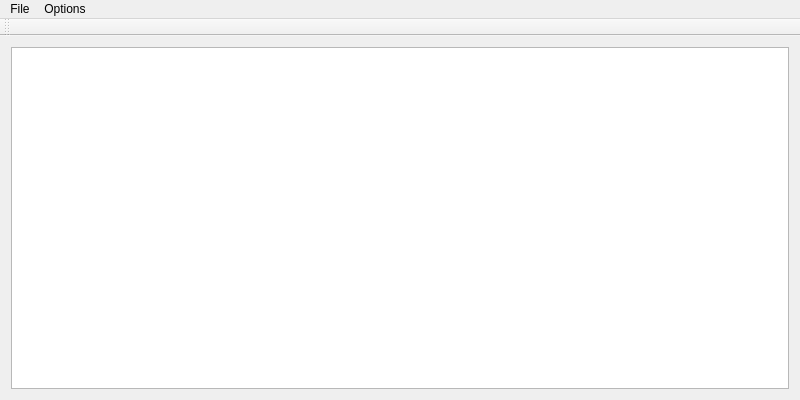
Above: src/MainWindow.ui from Ramblurr/Bitspace-Loader before the change. Below: the same form after it.
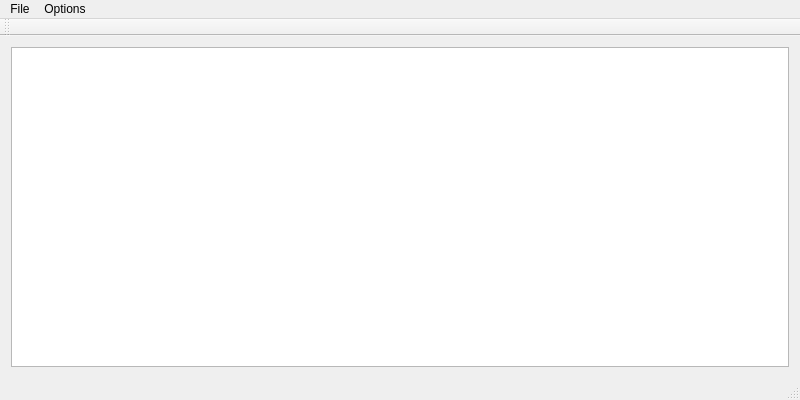
That is the form after the change.

Diff of the .ui file:
```diff
--- a/src/MainWindow.ui
+++ b/src/MainWindow.ui
@@ -83,6 +83,7 @@
     <bool>false</bool>
    </attribute>
   </widget>
+  <widget class="QStatusBar" name="statusBar"/>
   <action name="actionQuit">
    <property name="text">
     <string>Quit</string>
```
